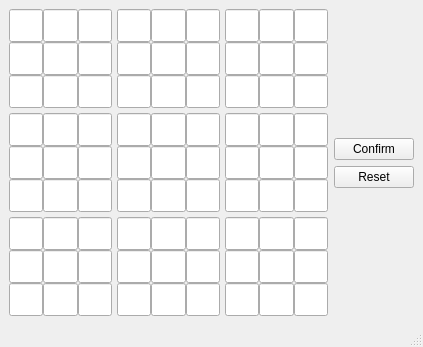
Qt form gui/sudoku_grid.ui (zhangzhii/Sudoku) before a commit.
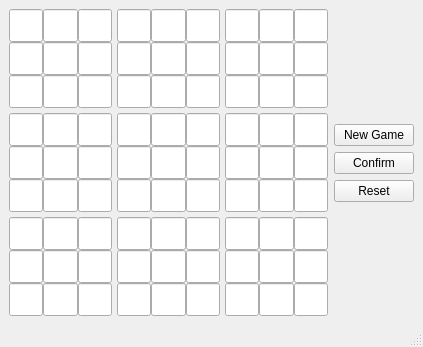
The same form after that commit.

Commit message: add button: New Game

Patch:
```diff
--- a/gui/sudoku_grid.ui
+++ b/gui/sudoku_grid.ui
@@ -1146,13 +1146,6 @@
     <item row="0" column="1">
      <layout class="QGridLayout" name="gridLayout">
       <item row="2" column="0">
-       <widget class="QPushButton" name="reset_Button">
-        <property name="text">
-         <string>Reset</string>
-        </property>
-       </widget>
-      </item>
-      <item row="1" column="0">
        <widget class="QPushButton" name="confirm_Button">
         <property name="text">
          <string>Confirm</string>
@@ -1173,6 +1166,13 @@
        </spacer>
       </item>
       <item row="3" column="0">
+       <widget class="QPushButton" name="reset_Button">
+        <property name="text">
+         <string>Reset</string>
+        </property>
+       </widget>
+      </item>
+      <item row="4" column="0">
        <spacer name="verticalSpacer_2">
         <property name="orientation">
          <enum>Qt::Vertical</enum>
@@ -1185,6 +1185,26 @@
         </property>
        </spacer>
       </item>
+      <item row="0" column="0">
+       <spacer name="verticalSpacer">
+        <property name="orientation">
+         <enum>Qt::Vertical</enum>
+        </property>
+        <property name="sizeHint" stdset="0">
+         <size>
+          <width>20</width>
+          <height>40</height>
+         </size>
+        </property>
+       </spacer>
+      </item>
+      <item row="1" column="0">
+       <widget class="QPushButton" name="new_Button">
+        <property name="text">
+         <string>New Game</string>
+        </property>
+       </widget>
+      </item>
      </layout>
     </item>
    </layout>
```
Left out of the diff: 13 changed lines with no effect on the pictures. The commit also changes 2 other files.
